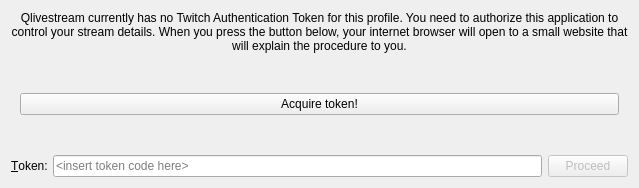
Above: src/forms/perform_login_acquire.ui from wakeofluna/qlivestream before the change. Below: the same form after it.
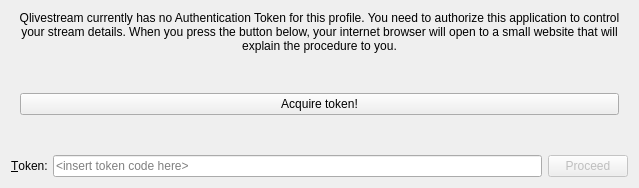
That is the form after the change.

Commit message: Authentication check for profile

```diff
--- a/src/forms/perform_login_acquire.ui
+++ b/src/forms/perform_login_acquire.ui
@@ -17,7 +17,7 @@
    <item>
     <widget class="QLabel" name="lblExplain">
      <property name="text">
-      <string>Qlivestream currently has no Twitch Authentication Token for this profile. You need to authorize this application to control your stream details. When you press the button below, your internet browser will open to a small website that will explain the procedure to you.</string>
+      <string>Qlivestream currently has no Authentication Token for this profile. You need to authorize this application to control your stream details. When you press the button below, your internet browser will open to a small website that will explain the procedure to you.</string>
      </property>
      <property name="alignment">
       <set>Qt::AlignCenter</set>
```
The commit also changes 24 other files.
